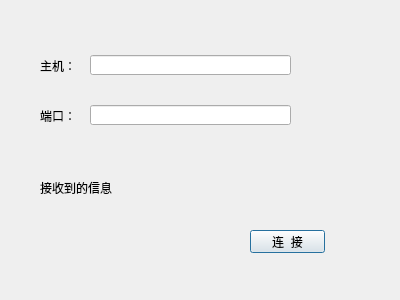
Above: tcpclient/client.ui from baby7305/QtCreatorQuickStart3 before the change. Below: the same form after it.
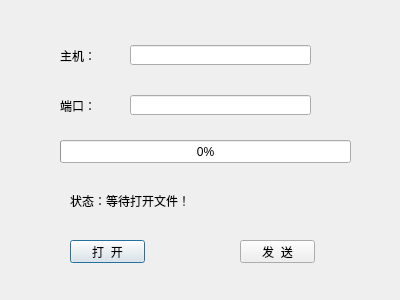
That is the form after the change.

The edit to the form file:
```diff
--- a/tcpclient/client.ui
+++ b/tcpclient/client.ui
@@ -16,8 +16,8 @@
   <widget class="QLabel" name="label">
    <property name="geometry">
     <rect>
-     <x>40</x>
-     <y>60</y>
+     <x>60</x>
+     <y>50</y>
      <width>54</width>
      <height>12</height>
     </rect>
@@ -29,8 +29,8 @@
   <widget class="QLabel" name="label_2">
    <property name="geometry">
     <rect>
-     <x>40</x>
-     <y>110</y>
+     <x>60</x>
+     <y>100</y>
      <width>54</width>
      <height>12</height>
     </rect>
@@ -42,22 +42,35 @@
   <widget class="QLabel" name="messageLabel">
    <property name="geometry">
     <rect>
-     <x>40</x>
-     <y>180</y>
-     <width>141</width>
-     <height>16</height>
+     <x>70</x>
+     <y>175</y>
+     <width>271</width>
+     <height>51</height>
     </rect>
    </property>
    <property name="text">
-    <string>接收到的信息</string>
+    <string>状态：等待打开文件！</string>
+   </property>
+  </widget>
+  <widget class="QProgressBar" name="clientProgressBar">
+   <property name="geometry">
+    <rect>
+     <x>60</x>
+     <y>140</y>
+     <width>291</width>
+     <height>23</height>
+    </rect>
+   </property>
+   <property name="value">
+    <number>0</number>
    </property>
   </widget>
   <widget class="QLineEdit" name="hostLineEdit">
    <property name="geometry">
     <rect>
-     <x>90</x>
-     <y>55</y>
-     <width>201</width>
+     <x>130</x>
+     <y>45</y>
+     <width>181</width>
      <height>20</height>
     </rect>
    </property>
@@ -65,9 +78,9 @@
   <widget class="QLineEdit" name="portLineEdit">
    <property name="geometry">
     <rect>
-     <x>90</x>
-     <y>105</y>
-     <width>201</width>
+     <x>130</x>
+     <y>95</y>
+     <width>181</width>
      <height>20</height>
     </rect>
    </property>
@@ -75,14 +88,27 @@
   <widget class="QPushButton" name="connectButton">
    <property name="geometry">
     <rect>
-     <x>250</x>
-     <y>230</y>
+     <x>70</x>
+     <y>240</y>
      <width>75</width>
      <height>23</height>
     </rect>
    </property>
    <property name="text">
-    <string>连  接</string>
+    <string>打  开</string>
+   </property>
+  </widget>
+  <widget class="QPushButton" name="sendButton">
+   <property name="geometry">
+    <rect>
+     <x>240</x>
+     <y>240</y>
+     <width>75</width>
+     <height>23</height>
+    </rect>
+   </property>
+   <property name="text">
+    <string>发  送</string>
    </property>
   </widget>
  </widget>
```
Left out of the diff: 4 changed lines with no effect on the pictures.
